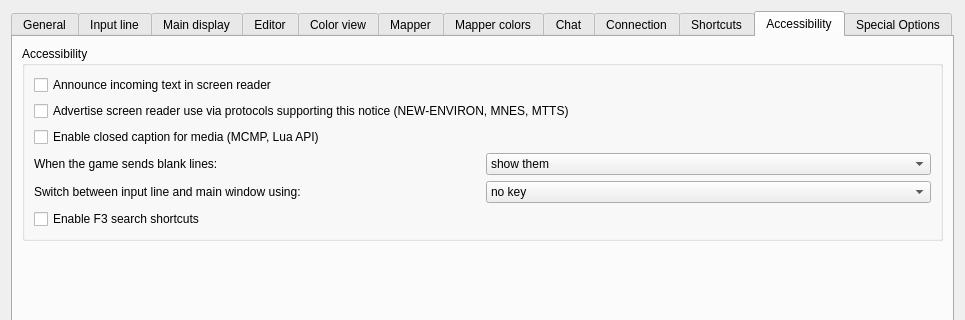
Mudlet/Mudlet, file src/ui/profile_preferences.ui: the form before one commit; both pictures show x 0 to 965 and y 0 to 320 of the 965 by 694 pixel window.
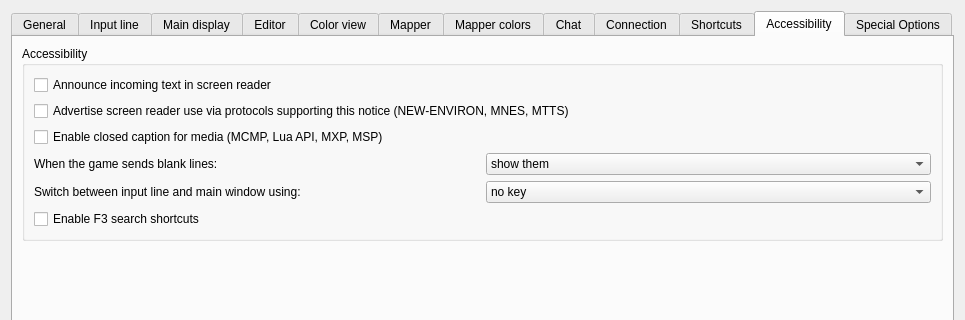
The form after the commit. The open tabs and pages were chosen to show the change. Icons and pictures are not drawn. Custom widgets are drawn as their Qt base class.

Diff of the .ui file:
```diff
--- a/src/ui/profile_preferences.ui
+++ b/src/ui/profile_preferences.ui
@@ -3860,7 +3860,7 @@
           <item row="2" column="0" colspan="2">
            <widget class="QCheckBox" name="checkBox_enableClosedCaption">
             <property name="text">
-             <string>Enable closed caption for media (MCMP, Lua API)</string>
+             <string>Enable closed caption for media (MCMP, Lua API, MXP, MSP)</string>
             </property>
            </widget>
           </item>
```
